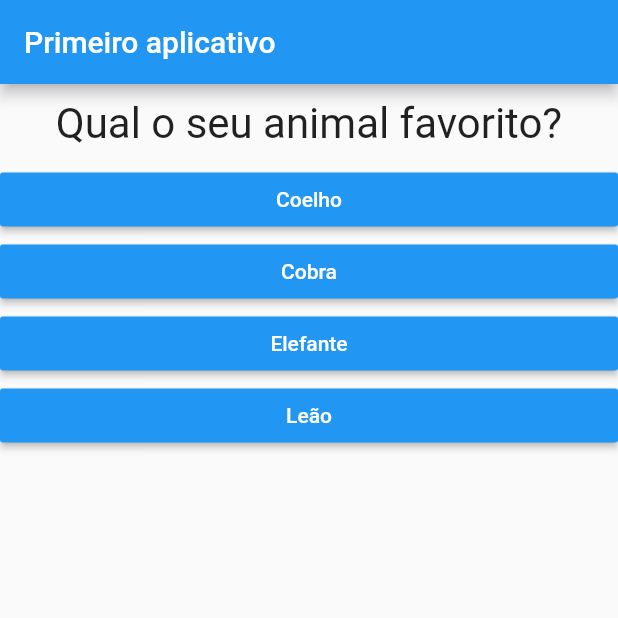
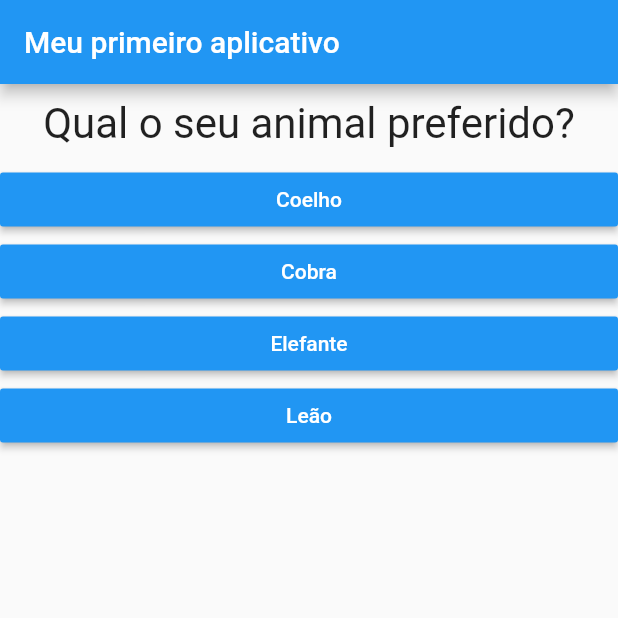
Before and after one commit to suricatoti/flutter_conceitos_basicos, a Flutter app: the screen it shows after launch, after a tap on "Preta", on a phone screen of 412 x 824 dp, the top half of it. Run offline on Flutter 3.47's test engine with Material 2 defaults, Android fonts, the phone set to English and light mode, and no system bars.

Commit message:
Commit final

```diff
--- a/lib/main.dart
+++ b/lib/main.dart
@@ -1,77 +1,88 @@
 import 'package:flutter/material.dart';
 
-import './question.dart';
-import './answer.dart';
-
-// void main() {
-//   runApp(MyApp());
-// }
+import './quiz.dart';
+import './result.dart';
 
 void main() => runApp(MyApp());
 
 class MyApp extends StatefulWidget {
   @override
   State<StatefulWidget> createState() {
-    // TODO: implement createState
     return _MyAppState();
   }
 }
 
 class _MyAppState extends State<MyApp> {
-  final questions = const [
+  final _questions = const [
     {
       'questionText': 'Qual a sua cor preferida?',
-      'answers': ['Preta', 'Vermelha', 'Verde', 'Branca'],
+      'answers': [
+        {'text': 'Preta', 'score': 10},
+        {'text': 'Vermelha', 'score': 5},
+        {'text': 'Verde', 'score': 3},
+        {'text': 'Branca', 'score': 1},
+      ],
     },
     {
-      'questionText': 'Qual o seu animal favorito?',
-      'answers': ['Coelho', 'Cobra', 'Elefante', 'Leão'],
+      'questionText': 'Qual o seu animal preferido?',
+      'answers': [
+        {'text': 'Coelho', 'score': 3},
+        {'text': 'Cobra', 'score': 11},
+        {'text': 'Elefante', 'score': 5},
+        {'text': 'Leão', 'score': 9},
+      ],
     },
     {
-      'questionText': 'Aonde você gostaria de viver?',
-      'answers': ['Canada', 'França', 'EUA', 'Itália'],
+      'questionText': 'Aonde você gostaria de morar?',
+      'answers': [
+        {'text': 'Canada', 'score': 5},
+        {'text': 'EUA', 'score': 9},
+        {'text': 'Finalândia', 'score': 7},
+        {'text': 'Suécia', 'score': 12},
+      ],
     },
   ];
   var _questionIndex = 0;
+  var _totalScore = 0;
 
-  void _answerQuestion() {
+  void _resetQuiz() {
+    setState(() {
+      _questionIndex = 0;
+      _totalScore = 0;
+    });
+  }
+
+  void _answerQuestion(int score) {
     // var aBool = true;
     // aBool = false;
+
+    _totalScore += score;
 
     setState(() {
       _questionIndex = _questionIndex + 1;
     });
     print(_questionIndex);
-    if (_questionIndex < questions.length) {
-      print('Não há mais perguntas!');
+    if (_questionIndex < _questions.length) {
+      print('Não temos mais perguntas!');
     } else {
-      print('Não há mais perguntas!');
+      print('Não temos mais perguntas!');
     }
   }
 
   @override
   Widget build(BuildContext context) {
-
     return MaterialApp(
       home: Scaffold(
         appBar: AppBar(
-          title: Text('Primeiro aplicativo'),
+          title: Text('Meu primeiro aplicativo'),
         ),
-        body: _questionIndex < questions.length
-            ? Column(
-          children: [
-            Question(
-              questions[_questionIndex]['questionText'],
-            ),
-            ...(questions[_questionIndex]['answers'] as List<String>)
-                .map((answer) {
-              return Answer(_answerQuestion, answer);
-            }).toList()
-          ],
-        )
-            : Center(
-          child: Text('Você conseguiu!'),
-        ),
+        body: _questionIndex < _questions.length
+            ? Quiz(
+                answerQuestion: _answerQuestion,
+                questionIndex: _questionIndex,
+                questions: _questions,
+              )
+            : Result(_totalScore, _resetQuiz),
       ),
     );
   }
--- /dev/null
+++ b/lib/quiz.dart
@@ -0,0 +1,30 @@
+import 'package:flutter/material.dart';
+
+import './question.dart';
+import './answer.dart';
+
+class Quiz extends StatelessWidget {
+  final List<Map<String, Object>> questions;
+  final int questionIndex;
+  final Function answerQuestion;
+
+  Quiz({
+    @required this.questions,
+    @required this.answerQuestion,
+    @required this.questionIndex,
+  });
+
+  @override
+  Widget build(BuildContext context) {
+    return Column(
+      children: [
+        Question(
+          questions[questionIndex]['questionText'],
+        ),
+        ...(questions[questionIndex]['answers'] as List<Map<String, Object>>).map((answer) {
+          return Answer(() => answerQuestion(answer['score']), answer['text']);
+        }).toList()
+      ],
+    );
+  }
+}
```
Also changed, not shown: lib/result.dart (added, +44 -0 lines).
